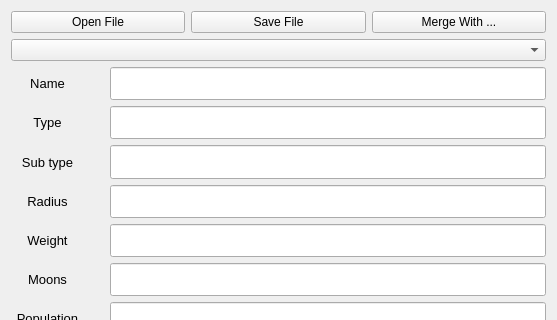
This is forms/editdialog.ui in zeightOFFICIAL/csv-space-database as Qt 5 draws it before an edit; both pictures show x 0 to 557 and y 0 to 320 of the 557 by 492 pixel window. The edited form follows.
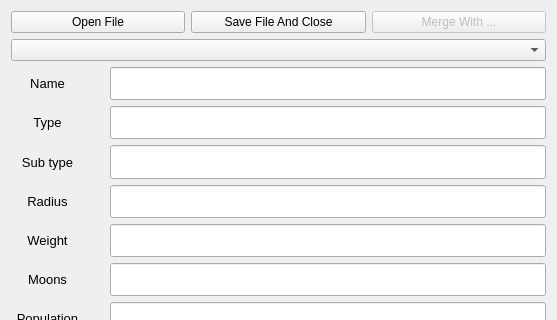
This is the edited form. Icons and pictures are not drawn.

The edit to the form file:
```diff
--- a/forms/editdialog.ui
+++ b/forms/editdialog.ui
@@ -480,7 +480,7 @@
        <item>
         <widget class="QPushButton" name="saveDBButton">
          <property name="text">
-          <string>Save File</string>
+          <string>Save File And Close</string>
          </property>
          <property name="icon">
           <iconset resource="../res/package.qrc">
@@ -490,6 +490,9 @@
        </item>
        <item>
         <widget class="QPushButton" name="mergeButton">
+         <property name="enabled">
+          <bool>false</bool>
+         </property>
          <property name="text">
           <string>Merge With ...</string>
          </property>
```
